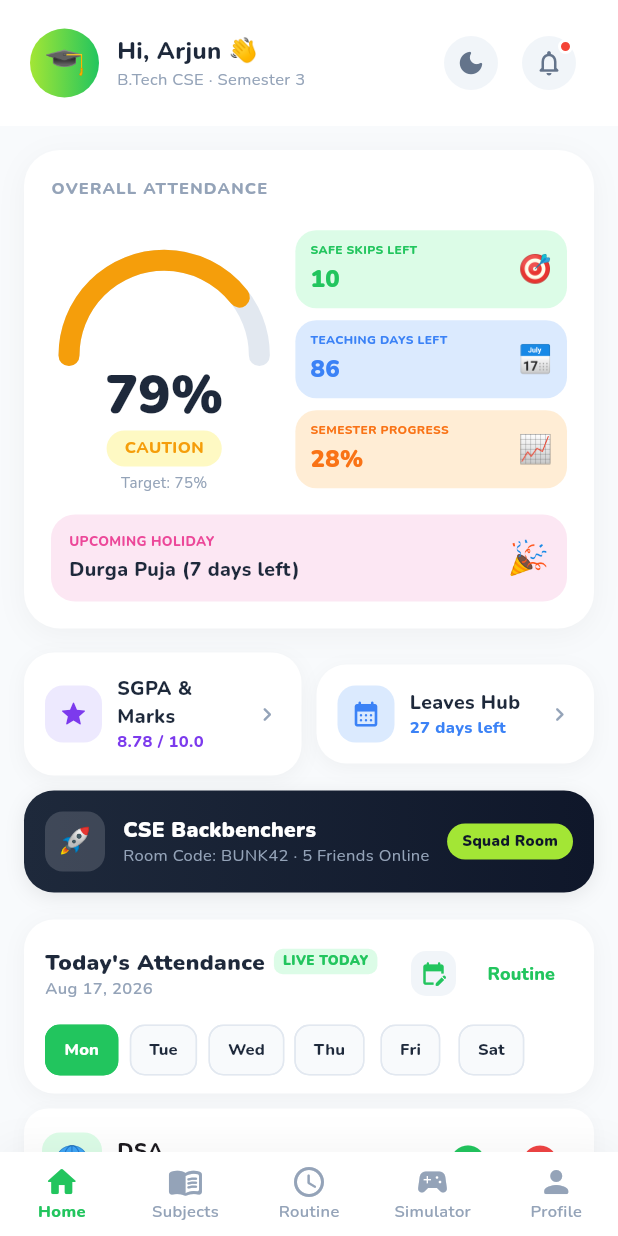
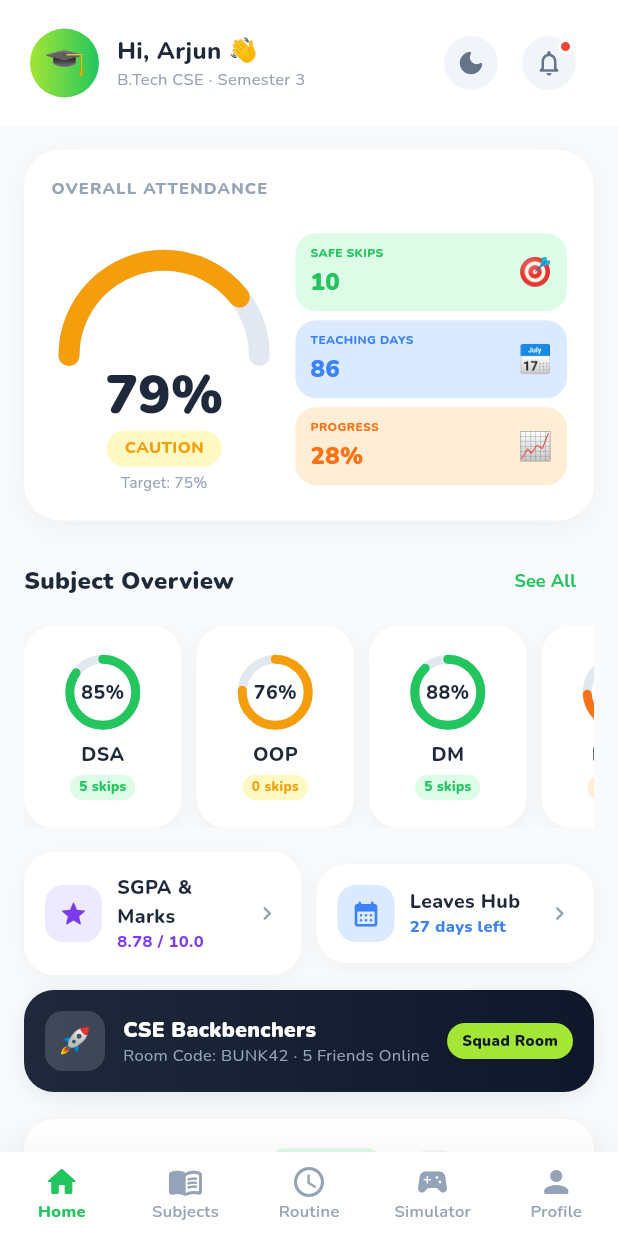
Before and after one commit to Diptish-De/attendance-tracker, a Flutter app: the screen it shows after launch, on a phone screen of 412 x 824 dp. Run offline on Flutter 3.47's test engine with Material 3 defaults, Android fonts, the phone set to English and light mode, and no system bars; our stand-ins replace google_fonts, shared_preferences.

Commit message:
feat: move Subject Overview to upper dashboard, compact stat boxes, and remove holiday banner

```diff
--- a/lib/screens/dashboard_screen.dart
+++ b/lib/screens/dashboard_screen.dart
@@ -262,29 +262,29 @@
 
                               const SizedBox(width: 12),
 
-                              // Quick Stats Cards Column
+                              // Quick Stats Cards Column (Compact)
                               Expanded(
                                 flex: 6,
                                 child: Column(
                                   children: [
                                     _buildStatCard(
-                                      'SAFE SKIPS LEFT',
+                                      'SAFE SKIPS',
                                       '$totalSkips',
                                       '🎯',
                                       AppColors.safe,
                                       AppColors.safeBg,
                                     ),
-                                    const SizedBox(height: 8),
+                                    const SizedBox(height: 6),
                                     _buildStatCard(
-                                      'TEACHING DAYS LEFT',
+                                      'TEACHING DAYS',
                                       '${store.teachingDaysLeft}',
                                       '📅',
                                       const Color(0xFF3B82F6),
                                       const Color(0xFFDBEAFE),
                                     ),
-                                    const SizedBox(height: 8),
+                                    const SizedBox(height: 6),
                                     _buildStatCard(
-                                      'SEMESTER PROGRESS',
+                                      'PROGRESS',
                                       '${store.semesterProgress.round()}%',
                                       '📈',
                                       const Color(0xFFF97316),
@@ -295,44 +295,107 @@
                               ),
                             ],
                           ),
-                          const SizedBox(height: 14),
-                          // Upcoming holiday banner
-                          Container(
-                            padding: const EdgeInsets.all(12),
-                            decoration: BoxDecoration(
-                              color: const Color(0xFFFCE7F3),
-                              borderRadius: BorderRadius.circular(16),
+                        ],
                       ),
-                            child: Row(
+                    ),
+
+                    const SizedBox(height: 16),
+
+                    // ─── Subject Overview (Upper Part) ────────────────────────
+                    Row(
                       mainAxisAlignment: MainAxisAlignment.spaceBetween,
                       children: [
-                                Column(
-                                  crossAxisAlignment: CrossAxisAlignment.start,
-                                  children: [
                         const Text(
-                                      'UPCOMING HOLIDAY',
+                          'Subject Overview',
                           style: TextStyle(
-                                        fontSize: 9,
-                                        fontWeight: FontWeight.w800,
-                                        color: Color(0xFFEC4899),
+                            fontSize: 16,
+                            fontWeight: FontWeight.w900,
+                            color: AppColors.textPrimary,
                           ),
                         ),
-                                    const SizedBox(height: 2),
+                        TextButton(
+                          onPressed: widget.onSeeAllSubjects,
+                          child: const Text(
+                            'See All',
+                            style: TextStyle(
+                              fontSize: 12,
+                              fontWeight: FontWeight.w700,
+                              color: AppColors.primary,
+                            ),
+                          ),
+                        ),
+                      ],
+                    ),
+                    const SizedBox(height: 6),
+
+                    // Horizontal Subject List
+                    SizedBox(
+                      height: 135,
+                      child: ListView.builder(
+                        scrollDirection: Axis.horizontal,
+                        itemCount: subjects.length,
+                        itemBuilder: (context, index) {
+                          final s = subjects[index];
+                          final color = AppColors.getRiskColor(s.risk);
+                          final bg = AppColors.getRiskBg(s.risk);
+                          return GestureDetector(
+                            onTap: () => widget.onSelectSubject(s.id),
+                            child: Container(
+                              width: 105,
+                              margin: const EdgeInsets.only(right: 10),
+                              padding: const EdgeInsets.symmetric(
+                                  horizontal: 8, vertical: 10),
+                              decoration: BoxDecoration(
+                                color: Colors.white,
+                                borderRadius: BorderRadius.circular(20),
+                                boxShadow: [
+                                  BoxShadow(
+                                    color: Colors.black.withValues(alpha: 0.04),
+                                    blurRadius: 10,
+                                    offset: const Offset(0, 3),
+                                  )
+                                ],
+                              ),
+                              child: Column(
+                                mainAxisAlignment: MainAxisAlignment.center,
+                                children: [
+                                  DonutWidget(
+                                    percentage: s.percentage,
+                                    color: color,
+                                    size: 52,
+                                  ),
+                                  const SizedBox(height: 6),
                                   Text(
-                                      '${store.upcomingHolidayName} (${store.upcomingHolidayDaysLeft} days left)',
+                                    s.name,
                                     style: const TextStyle(
                                       fontSize: 13,
                                       fontWeight: FontWeight.w800,
                                       color: AppColors.textPrimary,
                                     ),
+                                    overflow: TextOverflow.ellipsis,
+                                  ),
+                                  const SizedBox(height: 4),
+                                  Container(
+                                    padding: const EdgeInsets.symmetric(
+                                        horizontal: 6, vertical: 2),
+                                    decoration: BoxDecoration(
+                                      color: bg,
+                                      borderRadius: BorderRadius.circular(99),
+                                    ),
+                                    child: Text(
+                                      '${s.safeSkips} skips',
+                                      style: TextStyle(
+                                        fontSize: 9,
+                                        fontWeight: FontWeight.w800,
+                                        color: color,
+                                      ),
+                                    ),
                                   ),
                                 ],
                               ),
-                                const Text('🎉', style: TextStyle(fontSize: 22)),
-                              ],
                             ),
-                          ),
-                        ],
+                          );
+                        },
                       ),
                     ),
 
@@ -798,106 +861,7 @@
 
                     const SizedBox(height: 18),
 
-                    // Subject Overview Header
-                    Row(
-                      mainAxisAlignment: MainAxisAlignment.spaceBetween,
-                      children: [
-                        const Text(
-                          'Subject Overview',
-                          style: TextStyle(
-                            fontSize: 16,
-                            fontWeight: FontWeight.w900,
-                            color: AppColors.textPrimary,
-                          ),
-                        ),
-                        TextButton(
-                          onPressed: widget.onSeeAllSubjects,
-                          child: const Text(
-                            'See All',
-                            style: TextStyle(
-                              fontSize: 12,
-                              fontWeight: FontWeight.w700,
-                              color: AppColors.primary,
-                            ),
-                          ),
-                        ),
-                      ],
-                    ),
 
-                    const SizedBox(height: 6),
-
-                    // Horizontal Subject List
-                    SizedBox(
-                      height: 140,
-                      child: ListView.builder(
-                        scrollDirection: Axis.horizontal,
-                        itemCount: subjects.length,
-                        itemBuilder: (context, index) {
-                          final s = subjects[index];
-                          final color = AppColors.getRiskColor(s.risk);
-                          final bg = AppColors.getRiskBg(s.risk);
-                          return GestureDetector(
-                            onTap: () => widget.onSelectSubject(s.id),
-                            child: Container(
-                              width: 110,
-                              margin: const EdgeInsets.only(right: 12),
-                              padding: const EdgeInsets.symmetric(
-                                  horizontal: 8, vertical: 12),
-                              decoration: BoxDecoration(
-                                color: Colors.white,
-                                borderRadius: BorderRadius.circular(20),
-                                boxShadow: [
-                                  BoxShadow(
-                                    color: Colors.black.withValues(alpha: 0.04),
-                                    blurRadius: 10,
-                                    offset: const Offset(0, 3),
-                                  )
-                                ],
-                              ),
-                              child: Column(
-                                mainAxisAlignment: MainAxisAlignment.center,
-                                children: [
-                                  DonutWidget(
-                                    percentage: s.percentage,
-                                    color: color,
-                                    size: 54,
-                                  ),
-                                  const SizedBox(height: 6),
-                                  Text(
-                                    s.name,
-                                    style: const TextStyle(
-                                      fontSize: 13,
-                                      fontWeight: FontWeight.w800,
-                                      color: AppColors.textPrimary,
-                                    ),
-                                    overflow: TextOverflow.ellipsis,
-                                  ),
-                                  const SizedBox(height: 4),
-                                  Container(
-                                    padding: const EdgeInsets.symmetric(
-                                        horizontal: 6, vertical: 2),
-                                    decoration: BoxDecoration(
-                                      color: bg,
-                                      borderRadius: BorderRadius.circular(99),
-                                    ),
-                                    child: Text(
-                                      '${s.safeSkips} skips',
-                                      style: TextStyle(
-                                        fontSize: 9,
-                                        fontWeight: FontWeight.w800,
-                                        color: color,
-                                      ),
-                                    ),
-                                  ),
-                                ],
-                              ),
-                            ),
-                          );
-                        },
-                      ),
-                    ),
-
-                    const SizedBox(height: 16),
 
                     // Streak Banner Card
                     Container(
```
Lines whose indentation alone changed are shown as unchanged.
